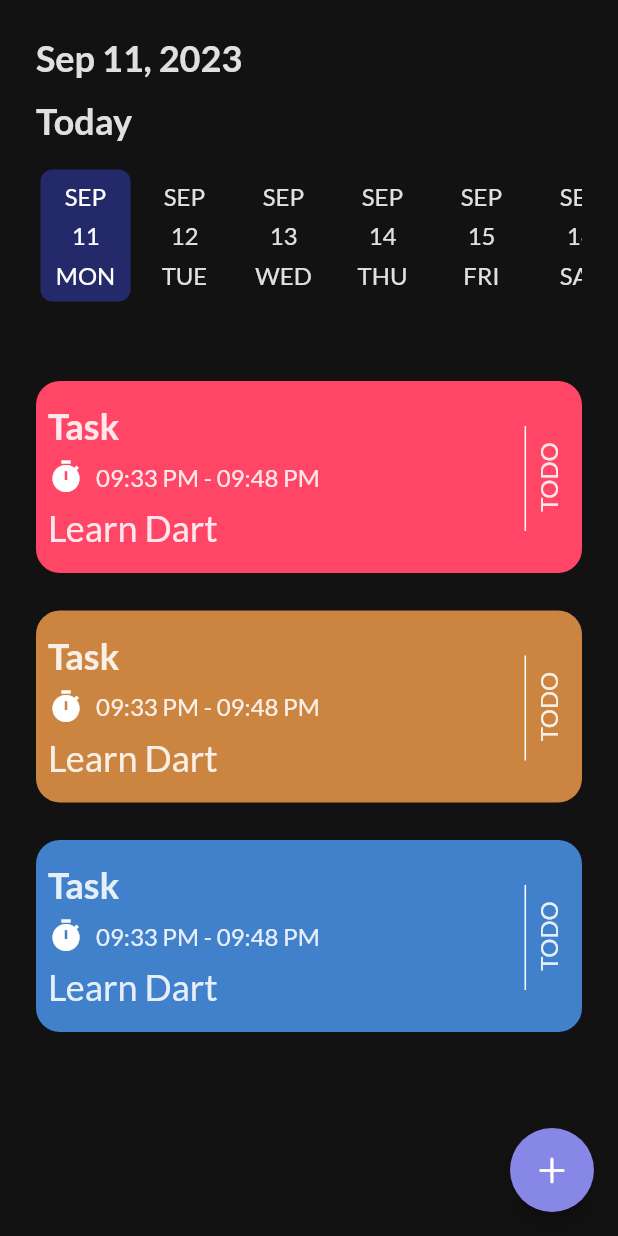
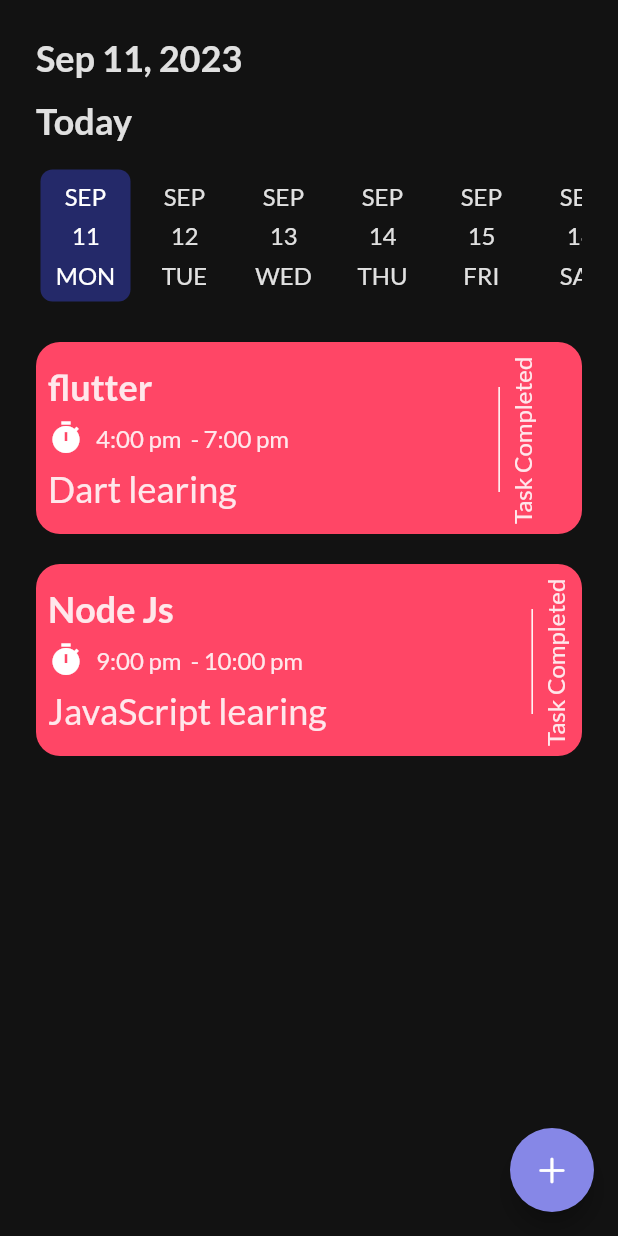
Before and after one commit to NourAyman644/To-Do-App, a Flutter app: the HomeScreen screen opened directly, on a phone screen of 412 x 824 dp. Run offline on Flutter 3.47's test engine with Material 2 defaults, Android fonts, the phone set to English and light mode, and no system bars; drawn by our look-alikes of date_picker_timeline; our stand-ins replace bloc, flutter_bloc, get_it, google_fonts, shared_preferences, smooth_page_indicator; accounts and stored records are empty.

Commit message:
dummy data

```diff
--- a/lib/core/widgeths/task_component.dart
+++ b/lib/core/widgeths/task_component.dart
@@ -1,13 +1,14 @@
 import 'package:flutter/material.dart';
 import 'package:to_do_app/core/widgeths/custom_elevated_button.dart';
+import 'package:to_do_app/features/Task/data/models/Task_Model.dart';
 
 import '../utils/App_colors.dart';
 import '../utils/App_strings.dart';
 
 class TaskComponent extends StatelessWidget {
-  TaskComponent({required this.TaskColor});
+  TaskComponent({required this.TaskColor, required this.taskmodel});
   late Color TaskColor;
-
+  final TaskModel taskmodel;
   @override
   Widget build(BuildContext context) {
     return GestureDetector(
@@ -27,7 +28,7 @@ class TaskComponent extends StatelessWidget {
                   mainAxisAlignment: MainAxisAlignment.spaceEvenly,
                   children: [
                     Text(
-                      AppStrings.task,
+                      taskmodel.title,
                       style: Theme.of(context).textTheme.displayLarge!.copyWith(
                             fontSize: 24,
                           ),
@@ -43,13 +44,13 @@ class TaskComponent extends StatelessWidget {
                           width: 8,
                         ),
                         Text(
-                          '09:33 PM - 09:48 PM',
+                          '${taskmodel.StartTime}  - ${taskmodel.endTime}',
                           style: Theme.of(context).textTheme.displayMedium,
                         ),
                       ],
                     ),
                     Text(
-                      'Learn Dart',
+                      taskmodel.note,
                       style:
                           Theme.of(context).textTheme.displayMedium!.copyWith(
                                 fontSize: 24,
@@ -75,7 +76,7 @@ class TaskComponent extends StatelessWidget {
               RotatedBox(
                 quarterTurns: 7,
                 child: Text(
-                  AppStrings.toDo,
+                  taskmodel.isCompleted ? AppStrings.complete : AppStrings.toDo,
                   style: Theme.of(context).textTheme.displayMedium,
                 ),
               ),
--- /dev/null
+++ b/lib/features/Task/data/models/Task_Model.dart
@@ -0,0 +1,39 @@
+class TaskModel {
+  final String id;
+  final String StartTime;
+
+  final String endTime;
+  final String title;
+  final String note;
+  final bool isCompleted;
+  final int color;
+
+  TaskModel(
+      {required this.id,
+      required this.StartTime,
+      required this.endTime,
+      required this.title,
+      required this.note,
+      required this.isCompleted,
+      required this.color});
+
+  static List<TaskModel> tasklist = [
+    TaskModel(
+        id: '1',
+        StartTime: '4:00 pm',
+        endTime: '7:00 pm ',
+        title: 'flutter',
+        note: 'Dart learing',
+        isCompleted: true,
+        color: 5),
+    TaskModel(
+        id: '2',
+        StartTime: '9:00 pm',
+        endTime: '10:00 pm ',
+        title: 'Node Js',
+        note: 'JavaScript learing',
+        isCompleted: true,
+        color: 4)
+  ];
+}
+//dummy data
--- a/lib/features/Task/screens/addTaskScreen/addTaskScreen.dart
+++ b/lib/features/Task/screens/addTaskScreen/addTaskScreen.dart
@@ -42,7 +42,8 @@ class addTaskScreen extends StatelessWidget {
             padding: const EdgeInsets.all(24.0),
             child: BlocBuilder<TaskCubit, TaskState>(
               builder: (context, state) {
-                return Column(
+                return Form(
+                  child: Column(
                     //   mainAxisAlignment: MainAxisAlignment.center,
                     crossAxisAlignment: CrossAxisAlignment.start,
                     children: [
@@ -115,15 +116,16 @@ class addTaskScreen extends StatelessWidget {
                               Text(
                                 AppStrings.startTime,
                                 textAlign: TextAlign.start,
-                              style: Theme.of(context).textTheme.displayMedium,
+                                style:
+                                    Theme.of(context).textTheme.displayMedium,
                               ),
                               const SizedBox(
                                 height: 8,
                               ),
                               CustomTextFormField(
                                 readOnly: true,
-                              hint:
-                                  BlocProvider.of<TaskCubit>(context).startTime,
+                                hint: BlocProvider.of<TaskCubit>(context)
+                                    .startTime,
                                 height: 48,
                                 width: 170,
                                 suffixIcon: Icons.timer_outlined,
@@ -140,15 +142,16 @@ class addTaskScreen extends StatelessWidget {
                               Text(
                                 AppStrings.endTime,
                                 // textAlign: TextAlign.start,
-                              style: Theme.of(context).textTheme.displayMedium,
+                                style:
+                                    Theme.of(context).textTheme.displayMedium,
                               ),
                               const SizedBox(
                                 height: 8,
                               ),
                               CustomTextFormField(
                                   readOnly: true,
-                                hint:
-                                    BlocProvider.of<TaskCubit>(context).endTime,
+                                  hint: BlocProvider.of<TaskCubit>(context)
+                                      .endTime,
                                   height: 48,
                                   width: 170,
                                   suffixIcon: Icons.timer_outlined,
@@ -208,6 +211,7 @@ class addTaskScreen extends StatelessWidget {
                           height: 48,
                           width: double.infinity),
                     ],
+                  ),
                 );
               },
             ),
--- a/lib/features/Task/screens/home.dart
+++ b/lib/features/Task/screens/home.dart
@@ -7,6 +7,7 @@ import 'package:to_do_app/core/utils/App_assetes.dart';
 import 'package:to_do_app/core/utils/App_colors.dart';
 import 'package:to_do_app/core/utils/App_strings.dart';
 import 'package:to_do_app/core/widgeths/task_component.dart';
+import 'package:to_do_app/features/Task/data/models/Task_Model.dart';
 import 'package:to_do_app/features/Task/screens/addTaskScreen/addTaskScreen.dart';
 
 import '../../../core/widgeths/custom_elevated_button.dart';
@@ -23,8 +24,7 @@ class _HomeScreenState extends State<HomeScreen> {
   Widget build(BuildContext context) {
     return SafeArea(
       child: Scaffold(
-        body: SingleChildScrollView(
-          child: Padding(
+        body: Padding(
           padding: const EdgeInsets.all(24.0),
           child: Column(
             crossAxisAlignment: CrossAxisAlignment.stretch,
@@ -63,21 +63,26 @@ class _HomeScreenState extends State<HomeScreen> {
                 //   _selectedValue = date;
               }),
               const SizedBox(
-                  height: 50,
+                height: 24,
               ),
-                TaskComponent(
+              TaskModel.tasklist.isEmpty
+                  ? noTasks(context: context)
+                  : Expanded(
+                      child: ListView.separated(
+                        itemCount: TaskModel.tasklist.length,
+                        itemBuilder: (context, index) {
+                          return TaskComponent(
                             TaskColor: AppColors.pink,
+                            taskmodel: TaskModel.tasklist[index],
+                          );
+                        },
+                        separatorBuilder: (context, index) => const SizedBox(
+                          height: 20,
                         ),
-                const SizedBox(
-                  height: 25,
                       ),
-                TaskComponent(TaskColor: AppColors.color5),
-                const SizedBox(
-                  height: 25,
                     ),
-                TaskComponent(TaskColor: AppColors.color4),
+              // TaskComponent(TaskColor: AppColors.color4),
             ],
-            ),
           ),
         ),
         floatingActionButton: FloatingActionButton(
--- a/lib/main.dart
+++ b/lib/main.dart
@@ -3,7 +3,6 @@ import 'package:flutter_bloc/flutter_bloc.dart';
 import 'package:to_do_app/core/bloc/bloc_observer.dart';
 import 'package:to_do_app/core/datebase/cache.dart';
 import 'package:to_do_app/features/auth/presention/cubit/task_cubit.dart';
-
 import 'App/MyApp.dart';
 import 'core/services/services_Locator.dart';
 
@@ -14,6 +13,6 @@ void main() async {
   await sl<CacheHelper>().init(); //take object
   runApp(BlocProvider(
     create: (context) => TaskCubit(),
-    child: MyApp(),
+    child: const MyApp(),
   ));
 }
```
Lines whose indentation alone changed are shown as unchanged.
